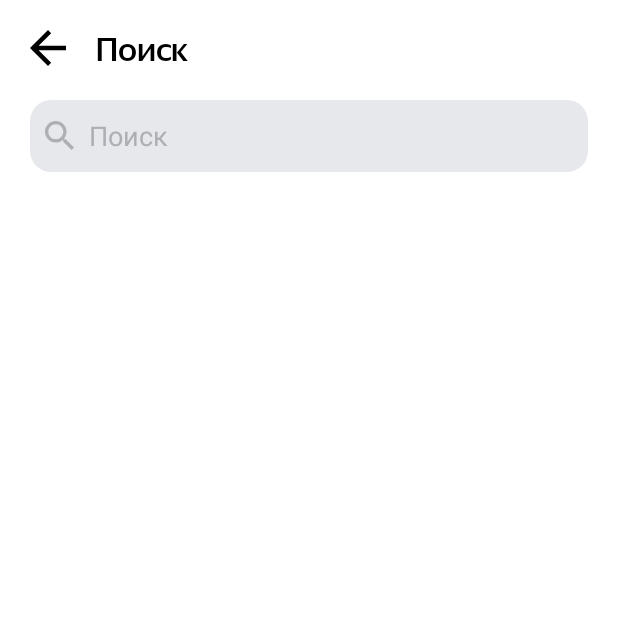
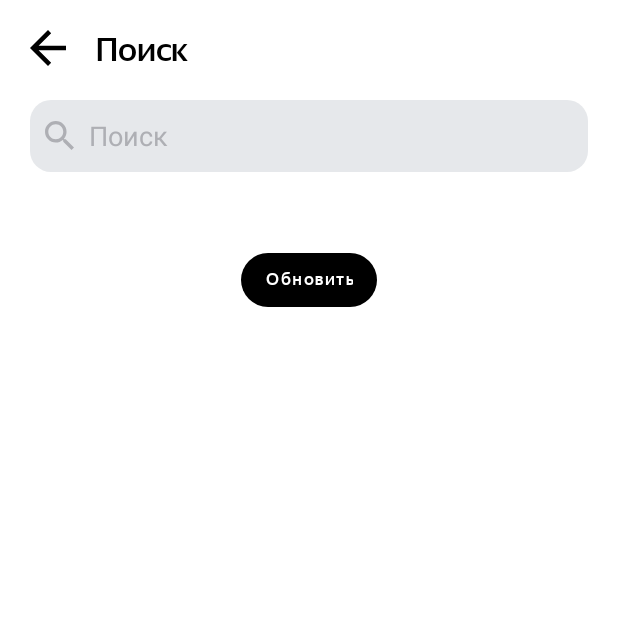
Before and after one commit to johnwaynejr/PlaylistMaker, an Android app: the FindActivity screen opened directly, with no data from a screen before it, on a phone screen of 412 x 824 dp, the top half of it. Run offline under Robolectric (Android 15) with nearby library versions, the phone set to English and light mode, and no system bars; pictures from the network do not load.

Commit message:
Создал кнопку "Обновить"

```diff
--- a/app/src/main/res/layout/activity_find.xml
+++ b/app/src/main/res/layout/activity_find.xml
@@ -70,5 +70,9 @@
         android:textSize="@dimen/tl_text_size"
         android:textStyle="bold"
         android:visibility="gone"/>
+    <Button
+        android:id="@+id/btnUpdate"
+        style="@style/SearchRefreshButton"
+        android:text="@string/btn_update" />
 
 </LinearLayout>
--- a/app/src/main/res/values/strings.xml
+++ b/app/src/main/res/values/strings.xml
@@ -37,4 +37,5 @@
     </string>
     <string name="attachment_summary_off">Only download attachments when manually requested</string>
     <string name="no_track_time">нет данных</string>
+    <string name="btn_update">Обновить</string>
 </resources>
--- a/app/src/main/res/values/styles.xml
+++ b/app/src/main/res/values/styles.xml
@@ -113,10 +113,17 @@
         <item name="android:layout_centerInParent">true</item>
     </style>
     <style name="SearchRefreshButton" parent="Widget.MaterialComponents.Button.UnelevatedButton">
+        <item name="android:layout_width">wrap_content</item>
+        <item name="android:layout_height">wrap_content</item>
         <item name="backgroundTint">?attr/colorOnSecondary</item>
         <item name="android:textColor">?attr/colorOnPrimary</item>
         <item name="fontFamily">@font/ys_display_medium</item>
         <item name="android:textSize">@dimen/tl_text_size</item>
         <item name="android:textAllCaps">false</item>
+        <item name="cornerRadius">@dimen/bt_corner</item>
+        <item name="android:layout_marginTop">@dimen/twenty_four</item>
+        <item name="android:layout_gravity">center_horizontal</item>
      </style>
+
+    <dimen name="bt_corner">54sp</dimen>
 </resources>
```
